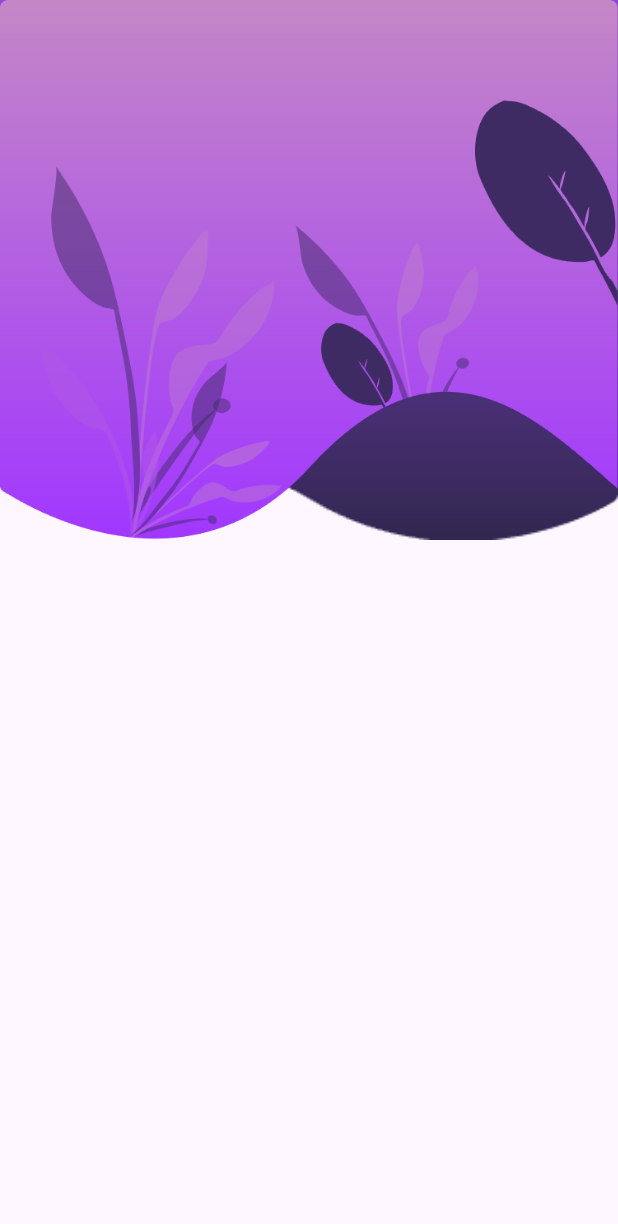
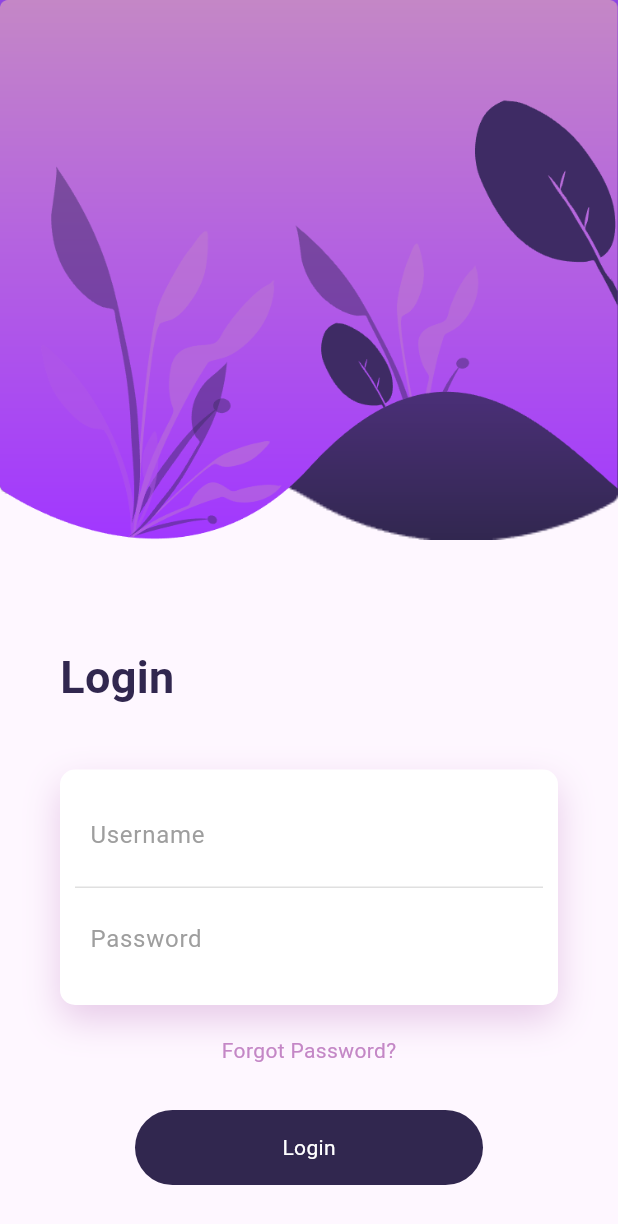
Before and after one commit to sydney1232/login_page_2, a Flutter app: the screen it shows after launch, on a phone screen of 412 x 824 dp. Shown: the top 1224 px of the screen. Run offline on Flutter 3.47's test engine with Material 3 defaults, Android fonts, the phone set to English and light mode, and no system bars.

Commit message:
Implemented Login Layout

```diff
--- a/lib/main.dart
+++ b/lib/main.dart
@@ -1,4 +1,6 @@
+import 'package:flutter/cupertino.dart';
 import 'package:flutter/material.dart';
+import 'package:flutter/widgets.dart';
 
 void main() {
   runApp(MaterialApp(
@@ -20,11 +22,13 @@ class _LoginePageState extends State<LoginePage> {
     final width = MediaQuery.of(context).size.width;
     return Scaffold(
       body: Column(
+        crossAxisAlignment: CrossAxisAlignment.start,
         children: [
           Container(
             height: 400,
             child: Stack(
               children: [
+                //Purple background
                 Positioned(
                   height: 400,
                   top: -40,
@@ -38,6 +42,8 @@ class _LoginePageState extends State<LoginePage> {
                     ),
                   ),
                 ),
+
+                //Purple flower background
                 Positioned(
                   height: 400,
                   width: width + 20,
@@ -51,6 +57,109 @@ class _LoginePageState extends State<LoginePage> {
                 )
               ],
             ),
+          ),
+
+          SizedBox(height: 30),
+
+          //Login Text
+          Padding(
+            padding: EdgeInsets.symmetric(horizontal: 40),
+            child: Column(
+              crossAxisAlignment: CrossAxisAlignment.start,
+              children: [
+                Text(
+                  "Login",
+                  style: TextStyle(
+                      color: Color.fromRGBO(49, 39, 79, 1),
+                      fontSize: 30,
+                      fontWeight: FontWeight.bold),
+                ),
+
+                SizedBox(height: 40),
+
+                //
+                Container(
+                  padding: EdgeInsets.all(10),
+                  decoration: BoxDecoration(
+                    color: Colors.white,
+                    borderRadius: BorderRadius.circular(10),
+                    boxShadow: [
+                      BoxShadow(
+                          color: Color.fromRGBO(196, 135, 198, .4),
+                          blurRadius: 20,
+                          offset: Offset(0, 10))
+                    ],
+                  ),
+                  child: Column(
+                    children: [
+                      Container(
+                        padding: EdgeInsets.all(10),
+                        decoration: BoxDecoration(
+                            border: Border(
+                                bottom: BorderSide(
+                          color: Colors.grey.shade300,
+                        ))),
+                        child: TextField(
+                          decoration: InputDecoration(
+                              border: InputBorder.none,
+                              hintText: "Username",
+                              hintStyle: TextStyle(color: Colors.grey)),
+                        ),
+                      ),
+                      Container(
+                        padding: EdgeInsets.all(10),
+                        child: TextField(
+                          decoration: InputDecoration(
+                            border: InputBorder.none,
+                            hintText: "Password",
+                            hintStyle: TextStyle(color: Colors.grey),
+                          ),
+                        ),
+                      ),
+                    ],
+                  ),
+                ),
+                SizedBox(height: 20),
+
+                //Forgot Password Text
+                Center(
+                  child: Text(
+                    "Forgot Password?",
+                    style: TextStyle(color: Color.fromRGBO(196, 135, 198, 1)),
+                  ),
+                ),
+
+                SizedBox(height: 30),
+
+                //Login Button
+                Container(
+                  height: 50,
+                  margin: EdgeInsets.symmetric(horizontal: 50),
+                  decoration: BoxDecoration(
+                    borderRadius: BorderRadius.circular(50),
+                    color: Color.fromRGBO(49, 39, 79, 1),
+                  ),
+                  child: Center(
+                    child: Text(
+                      "Login",
+                      style: TextStyle(color: Colors.white),
+                    ),
+                  ),
+                ),
+                SizedBox(height: 30),
+
+                //Create Account
+                Center(
+                  child: Text(
+                    "Create Account",
+                    style: TextStyle(
+                      color: Color.fromRGBO(49, 39, 79, .6),
+                      fontWeight: FontWeight.bold,
+                    ),
+                  ),
+                )
+              ],
+            ),
           )
         ],
       ),
```
